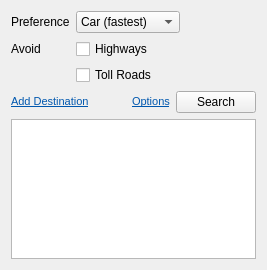
Old version of the form src/lib/routing/RoutingWidget.ui in the repository KDE/marble.
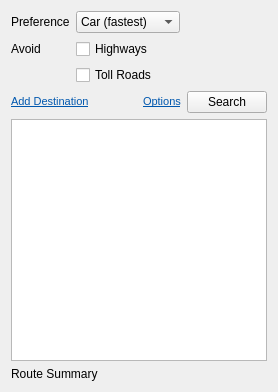
New version of the form.

Commit message: Include route summary (total distance and estimated time) below the instructions list view.

Diff of the .ui file:
```diff
--- a/src/lib/routing/RoutingWidget.ui
+++ b/src/lib/routing/RoutingWidget.ui
@@ -6,8 +6,8 @@
    <rect>
     <x>0</x>
     <y>0</y>
-    <width>267</width>
-    <height>270</height>
+    <width>278</width>
+    <height>392</height>
    </rect>
   </property>
   <layout class="QVBoxLayout" name="routingLayout">
@@ -153,6 +153,13 @@
      </property>
     </widget>
    </item>
+   <item>
+    <widget class="QLabel" name="descriptionLabel">
+     <property name="text">
+      <string>Route Summary</string>
+     </property>
+    </widget>
+   </item>
   </layout>
  </widget>
  <resources/>
```
The commit also changes 3 other files.
